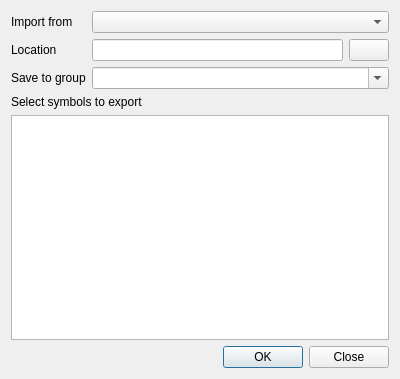
Old version of the form src/ui/qgsstyleexportimportdialogbase.ui in the repository qgis/QGIS.
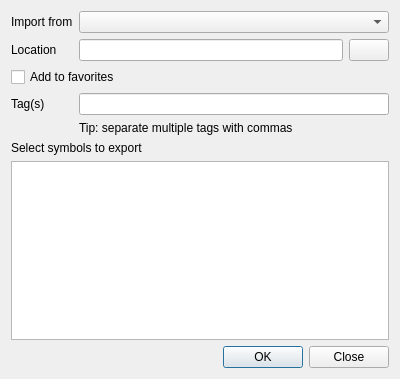
New version of the form.

The edit to the form file:
```diff
--- a/src/ui/qgsstyleexportimportdialogbase.ui
+++ b/src/ui/qgsstyleexportimportdialogbase.ui
@@ -43,17 +43,33 @@
        </property>
       </widget>
      </item>
-     <item row="2" column="0">
-      <widget class="QLabel" name="groupLabel">
+     <item row="3" column="0">
+      <widget class="QLabel" name="tagLabel">
        <property name="text">
-        <string>Save to group</string>
+        <string>Tag(s)</string>
        </property>
       </widget>
      </item>
-     <item row="2" column="1" colspan="2">
-      <widget class="QComboBox" name="groupCombo">
-       <property name="editable">
-        <bool>true</bool>
+     <item row="2" column="0" colspan="3">
+      <widget class="QCheckBox" name="mFavorite">
+       <property name="sizePolicy">
+        <sizepolicy hsizetype="Maximum" vsizetype="Fixed">
+         <horstretch>0</horstretch>
+         <verstretch>0</verstretch>
+        </sizepolicy>
+       </property>
+       <property name="text">
+        <string>Add to favorites</string>
+       </property>
+      </widget>
+     </item>
+     <item row="3" column="1" colspan="2">
+      <widget class="QLineEdit" name="mSymbolTags"/>
+     </item>
+     <item row="4" column="1" colspan="2">
+      <widget class="QLabel" name="tagHintLabel">
+       <property name="text">
+        <string>Tip: separate multiple tags with commas</string>
        </property>
       </widget>
      </item>
```
